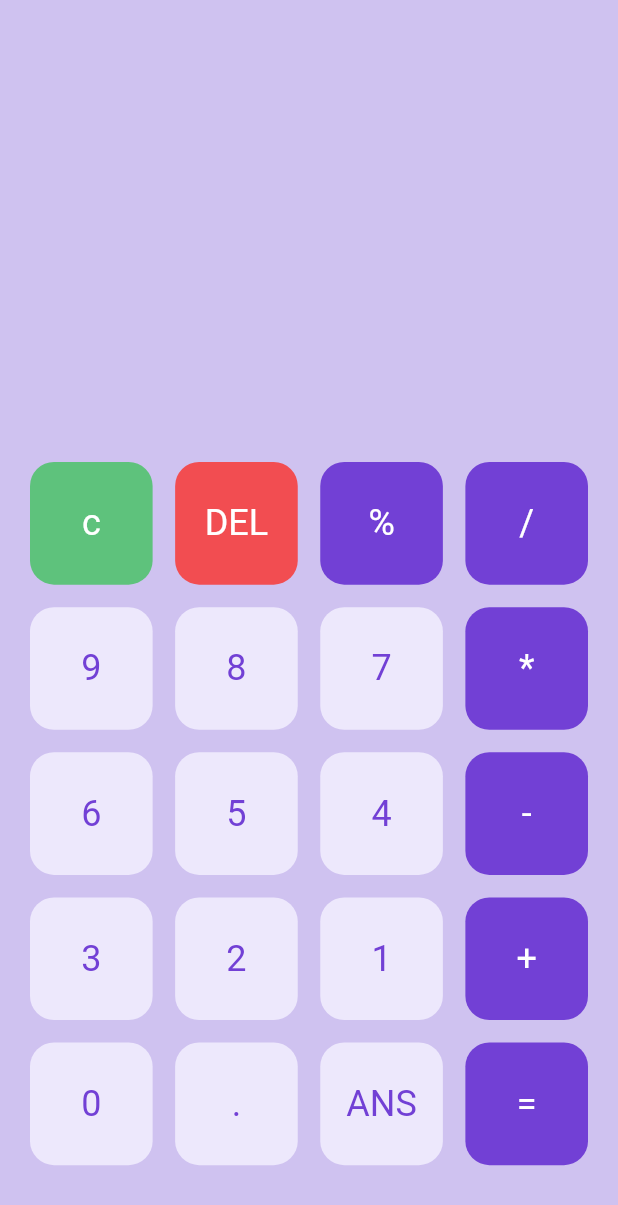
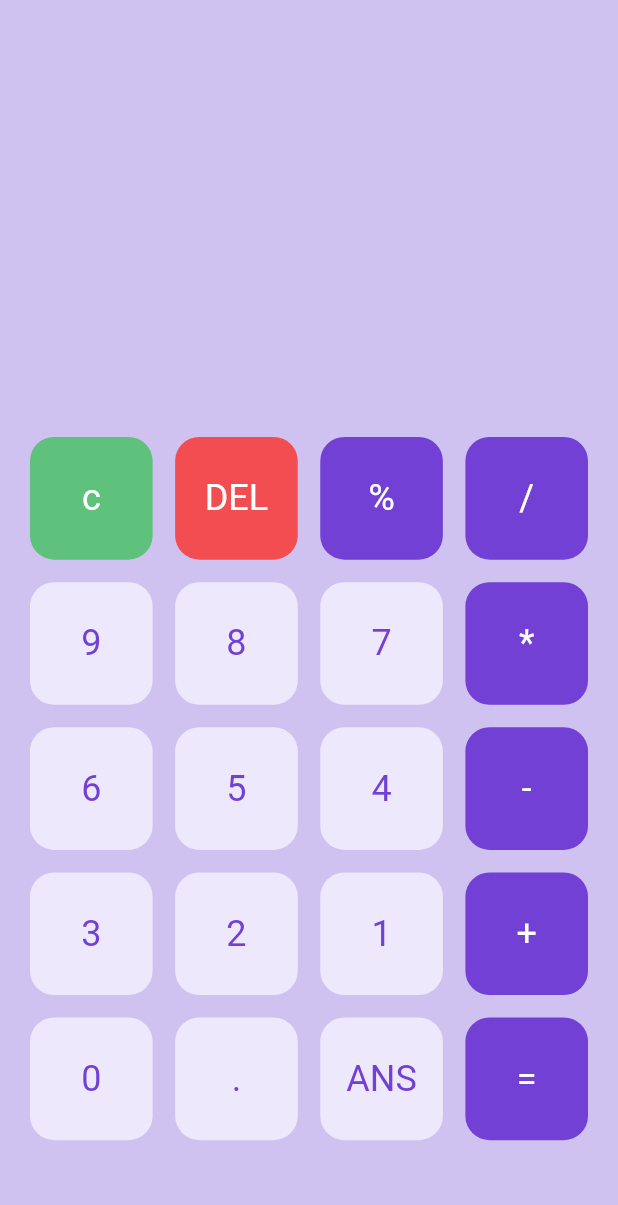
Before and after one commit to Mo7med-Ga3fer/simple_calculator_app, a Flutter app: the screen it shows after launch, on a phone screen of 412 x 824 dp. Shown: the top 1205 px of the screen. Run offline on Flutter 3.47's test engine with Material 2 defaults, Android fonts, the phone set to English and light mode, and no system bars; missing offline and left inert: function_tree.

Commit message:
edit sizedbox

```diff
--- a/lib/home_view.dart
+++ b/lib/home_view.dart
@@ -230,7 +230,7 @@ class _HomeViewState extends State<HomeView> {
       backgroundColor: const Color(0xffCFC2F0),
       body: Column(
         children: [
-          const SizedBox(height: 50,),
+          const SizedBox(height: 25,),
           Expanded(
             child: Padding(
               padding: const EdgeInsets.symmetric(horizontal: 20),
```
